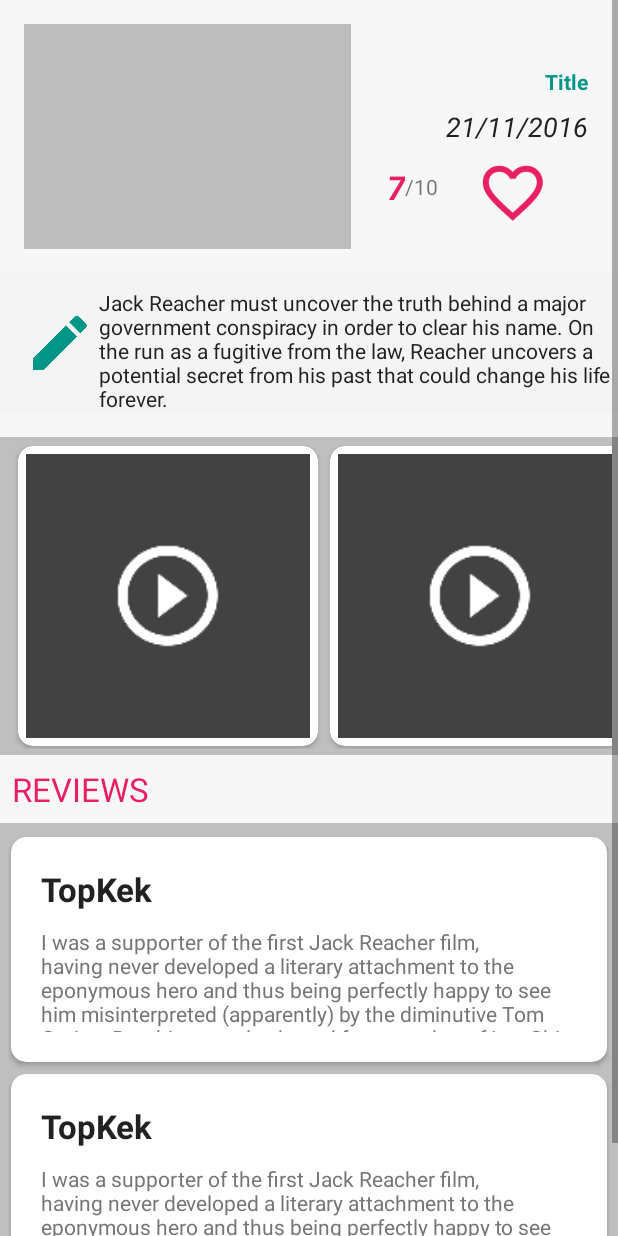
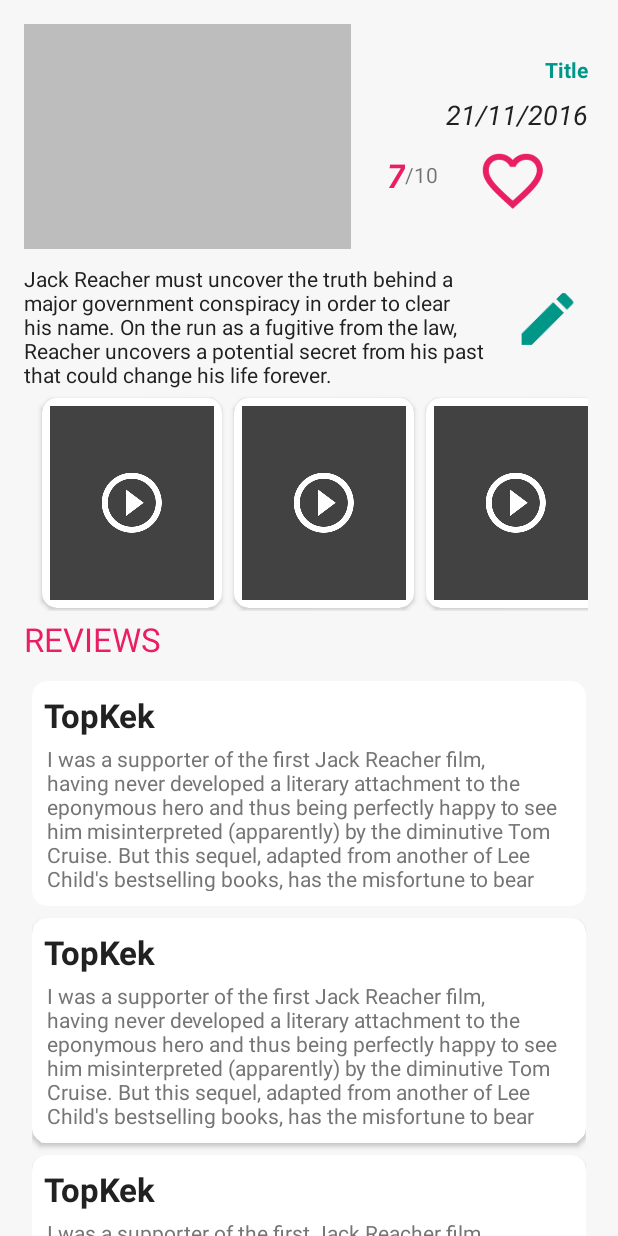
Before and after one commit to abanoubwagih/popular_movie_app, an Android app: the layout fragment_movie_details.xml on its own in the app's theme, with its tools: preview values and no code run, on a phone screen of 412 x 824 dp. Run offline under Robolectric (Android 15) with nearby library versions, the phone set to English and light mode, and no system bars.

Commit message:
almost done

```diff
--- a/app/src/main/res/layout-w620dp/content_movie_main.xml
+++ b/app/src/main/res/layout-sw620dp/content_movie_main.xml
@@ -1,24 +1,23 @@
 <LinearLayout xmlns:android="http://schemas.android.com/apk/res/android"
     xmlns:app="http://schemas.android.com/apk/res-auto"
-    xmlns:tools="http://schemas.android.com/tools"
     android:layout_width="match_parent"
     android:layout_height="match_parent"
-    app:layout_behavior="@string/appbar_scrolling_view_behavior"
+    android:baselineAligned="false"
     android:orientation="horizontal"
-    android:baselineAligned="false">
+    app:layout_behavior="@string/appbar_scrolling_view_behavior">
 
     <FrameLayout xmlns:android="http://schemas.android.com/apk/res/android"
         android:id="@+id/fragment_main"
         android:layout_width="0dp"
+        android:layout_height="match_parent"
         android:layout_weight="1"
-        android:layout_height="match_parent"
         app:layout_behavior="@string/appbar_scrolling_view_behavior" />
 
     <FrameLayout
         android:id="@+id/fragment_details"
-        android:layout_weight="1"
         android:layout_width="0dp"
         android:layout_height="match_parent"
+        android:layout_weight="1"
         app:layout_behavior="@string/appbar_scrolling_view_behavior">
 
     </FrameLayout>
--- a/app/src/main/res/layout/fragment_movie_details.xml
+++ b/app/src/main/res/layout/fragment_movie_details.xml
@@ -1,35 +1,30 @@
-<ScrollView xmlns:android="http://schemas.android.com/apk/res/android"
+<android.support.v4.widget.NestedScrollView xmlns:android="http://schemas.android.com/apk/res/android"
     xmlns:app="http://schemas.android.com/apk/res-auto"
     xmlns:tools="http://schemas.android.com/tools"
     android:layout_width="match_parent"
     android:layout_height="match_parent"
-    android:fillViewport="true"
-    tools:ignore="RtlHardcoded">
+    tools:ignore="ContentDescription,RtlHardcoded">
 
     <LinearLayout
         android:layout_width="match_parent"
         android:layout_height="wrap_content"
         android:background="@color/cardview_shadow_end_color"
         android:orientation="vertical"
-        android:paddingBottom="@dimen/activity_vertical_margin"
-        android:paddingTop="@dimen/activity_vertical_margin">
+        android:padding="16dp">
 
         <LinearLayout
         android:layout_width="match_parent"
         android:layout_height="wrap_content"
-            android:orientation="horizontal"
-            android:paddingLeft="16dp"
-            android:paddingRight="16dp">
+            android:orientation="horizontal">
 
             <ImageView
                 android:id="@+id/movie_poster"
                 android:layout_width="0dp"
                 android:layout_height="@dimen/movie_poster_height_for_detail"
-                android:layout_marginBottom="@dimen/movie_poster_vertical_padding"
                 android:layout_marginRight="@dimen/movie_poster_padding_right"
                 android:layout_weight="3"
+                android:elevation="2dp"
                 android:scaleType="fitXY"
-                tools:ignore="ContentDescription,RtlHardcoded"
                 tools:src="@color/placeHolder" />
 
             <LinearLayout
@@ -80,6 +75,7 @@
                     android:textColor="@color/colorPrimary"
                     android:textIsSelectable="true"
                     android:textStyle="bold|italic"
+                    tools:ignore="RtlHardcoded"
                     tools:text="7" />
 
                 <TextView
@@ -96,6 +92,7 @@
                         android:layout_width="0dp"
                     android:layout_height="wrap_content"
                         android:layout_weight="1"
+                        android:elevation="20dp"
                         android:tint="@color/colorPrimary"
                         app:srcCompat="@drawable/ic_not_favorite"
                         tools:ignore="ContentDescription" />
@@ -105,39 +102,37 @@
         </LinearLayout>
         </LinearLayout>
 
-        <FrameLayout
+        <LinearLayout
             android:layout_width="match_parent"
-            android:layout_height="wrap_content"
-            android:background="@color/cardview_shadow_end_color">
+            android:layout_height="wrap_content">
 
             <TextView
                 android:id="@+id/movie_overview"
-                android:layout_width="match_parent"
+                android:layout_width="0dp"
             android:layout_height="wrap_content"
-                android:layout_gravity="right|center_vertical"
-                android:layout_marginLeft="66dp"
+                android:layout_gravity="left|center_vertical"
+                android:layout_weight="7"
                 android:paddingTop="10dp"
                 android:textColor="@color/primary_text"
                 tools:text="Jack Reacher must uncover the truth behind a major government conspiracy in order to clear his name. On the run as a fugitive from the law, Reacher uncovers a potential secret from his past that could change his life forever." />
 
             <ImageView
-                android:layout_width="wrap_content"
+                android:layout_width="0dp"
             android:layout_height="wrap_content"
-                android:layout_gravity="left|center_vertical"
+                android:layout_gravity="right|center_vertical"
                 android:layout_margin="8dp"
+                android:layout_weight="1"
                 android:minWidth="24dp"
-                android:padding="8dp"
                 android:src="@drawable/ic_edit"
                 android:tint="@color/colorAccent"
                 tools:ignore="ContentDescription" />
-        </FrameLayout>
+        </LinearLayout>
 
         <android.support.v7.widget.RecyclerView
             android:id="@+id/trailer_recyclerView"
             android:layout_width="match_parent"
             android:layout_height="wrap_content"
-            android:layout_marginTop="@dimen/trailer_list_item_top_margin"
-            android:background="@color/icons"
+            android:elevation="4dp"
             android:orientation="horizontal"
             android:padding="4dp"
             app:layoutManager="LinearLayoutManager"
@@ -147,7 +142,6 @@
             style="@style/Base.TextAppearance.AppCompat.Large"
             android:layout_width="match_parent"
             android:layout_height="wrap_content"
-            android:padding="8dp"
             android:text="@string/reviews"
             android:textAllCaps="true"
             android:textColor="@color/colorPrimary" />
@@ -156,10 +150,10 @@
             android:id="@+id/review_recyclerView"
             android:layout_width="match_parent"
             android:layout_height="wrap_content"
-            android:background="@color/icons"
+            android:elevation="4dp"
             android:padding="5dp"
             app:layoutManager="LinearLayoutManager"
             tools:listitem="@layout/list_item_review" />
 
     </LinearLayout>
-</ScrollView>
+</android.support.v4.widget.NestedScrollView>
--- a/app/src/main/res/layout/fragment_movie_main.xml
+++ b/app/src/main/res/layout/fragment_movie_main.xml
@@ -12,7 +12,7 @@
         android:layout_height="match_parent"
         android:columnWidth="@dimen/gridcolumnwidth"
         android:horizontalSpacing="0dp"
-        android:numColumns="2"
+        android:numColumns="auto_fit"
         android:stretchMode="columnWidth"
         android:verticalSpacing="0dp" />
 
--- a/app/src/main/res/layout/list_item_review.xml
+++ b/app/src/main/res/layout/list_item_review.xml
@@ -3,13 +3,10 @@
     xmlns:tools="http://schemas.android.com/tools"
     android:layout_width="match_parent"
     android:layout_height="150dp"
-    android:layout_marginBottom="4dp"
-    android:layout_marginLeft="2dp"
-    android:layout_marginRight="2dp"
-    android:layout_marginTop="4dp"
+    android:layout_marginTop="8dp"
+    android:elevation="4dp"
+
     android:paddingBottom="@dimen/review_vertical_padding"
-    android:paddingEnd="@dimen/review_horizontal_padding"
-    android:paddingStart="@dimen/review_horizontal_padding"
     android:paddingTop="@dimen/review_vertical_padding"
     app:cardCornerRadius="10dp">
 
@@ -17,7 +14,7 @@
         android:id="@+id/review_author"
         android:layout_width="match_parent"
         android:layout_height="wrap_content"
-        android:padding="20dp"
+        android:padding="8dp"
         android:textAppearance="?android:textAppearanceLarge"
         android:textColor="@color/primary_text"
         android:textStyle="bold"
@@ -28,10 +25,9 @@
         android:id="@+id/review_content"
         android:layout_width="match_parent"
         android:layout_height="wrap_content"
-        android:layout_marginTop="40dp"
+        android:layout_marginTop="32dp"
         android:ellipsize="end"
-        android:maxLines="5"
-        android:padding="20dp"
+        android:padding="10dp"
         android:textAppearance="?android:textAppearanceSmall"
         android:textColor="@color/secondary_text"
         tools:text="I was a supporter of the first Jack Reacher film, having never developed a literary attachment to the eponymous hero and thus being perfectly happy to see him misinterpreted (apparently) by the diminutive Tom Cruise. But this sequel, adapted from another of Lee Child's bestselling books, has the misfortune to bear a title which may provide its epitaph. Reacher does come back, on a similar mission to last time: that is, to clear someone's name and run around (he does a lot of running) dodging those who would rather see him hand-cuffed and out of their ill-intentioned way." />
--- a/app/src/main/res/layout/list_item_trailer.xml
+++ b/app/src/main/res/layout/list_item_trailer.xml
@@ -9,7 +9,8 @@
     android:layout_marginLeft="8dp"
     android:layout_marginRight="0dp"
     android:layout_marginTop="2dp"
-    android:background="@color/cardview_light_background"
+    android:background="@color/icons"
+    android:elevation="4dp"
     android:paddingBottom="4dp"
     android:paddingLeft="8dp"
     android:paddingRight="8dp"
@@ -26,8 +27,8 @@
         tools:src="@color/cardview_dark_background" />
 
     <ImageView
-        android:layout_width="80dp"
-        android:layout_height="80dp"
+        android:layout_width="48dp"
+        android:layout_height="48dp"
         android:layout_gravity="center"
         android:src="@drawable/ic_play" />
 </android.support.v7.widget.CardView>
--- a/app/src/main/res/values/dimens.xml
+++ b/app/src/main/res/values/dimens.xml
@@ -3,7 +3,7 @@
     <dimen name="activity_horizontal_margin">16dp</dimen>
     <dimen name="activity_vertical_margin">16dp</dimen>
     <dimen name="fab_margin">16dp</dimen>
-    <dimen name="gridcolumnwidth">200dp</dimen>
+    <dimen name="gridcolumnwidth">150dp</dimen>
     <dimen name="movie_poster_width_for_detail">200dp</dimen>
     <dimen name="movie_poster_height_for_detail">150dp</dimen>
     <dimen name="movie_poster_vertical_padding">16dp</dimen>
@@ -11,8 +11,8 @@
     <dimen name="detail_title_bottom_margin">4dp</dimen>
     <dimen name="detail_title_left_padding">4dp</dimen>
     <dimen name="trailer_list_item_top_margin">16dp</dimen>
-    <dimen name="review_horizontal_padding">4dp</dimen>
-    <dimen name="review_vertical_padding">8dp</dimen>
-    <dimen name="trailer_width">200dp</dimen>
-    <dimen name="trailer_height">200dp</dimen>
+    <dimen name="review_horizontal_padding">2dp</dimen>
+    <dimen name="review_vertical_padding">2dp</dimen>
+    <dimen name="trailer_width">120dp</dimen>
+    <dimen name="trailer_height">140dp</dimen>
 </resources>
--- a/app/src/main/res/values/strings.xml
+++ b/app/src/main/res/values/strings.xml
@@ -17,4 +17,5 @@
     <string name="setting_share">Share</string>
     <string name="share_preferences_movie_favourite">movie_favourite</string>
 
+    <string name="num_of_column">auto_fit</string>
 </resources>
```
Lines whose indentation alone changed are shown as unchanged.
